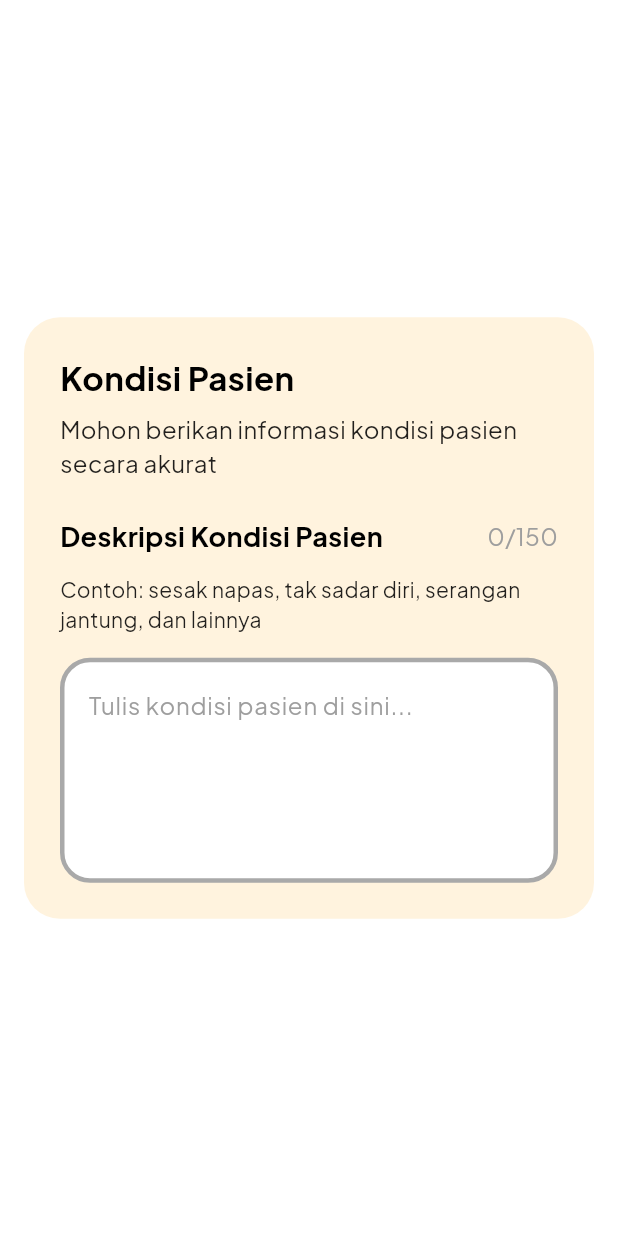
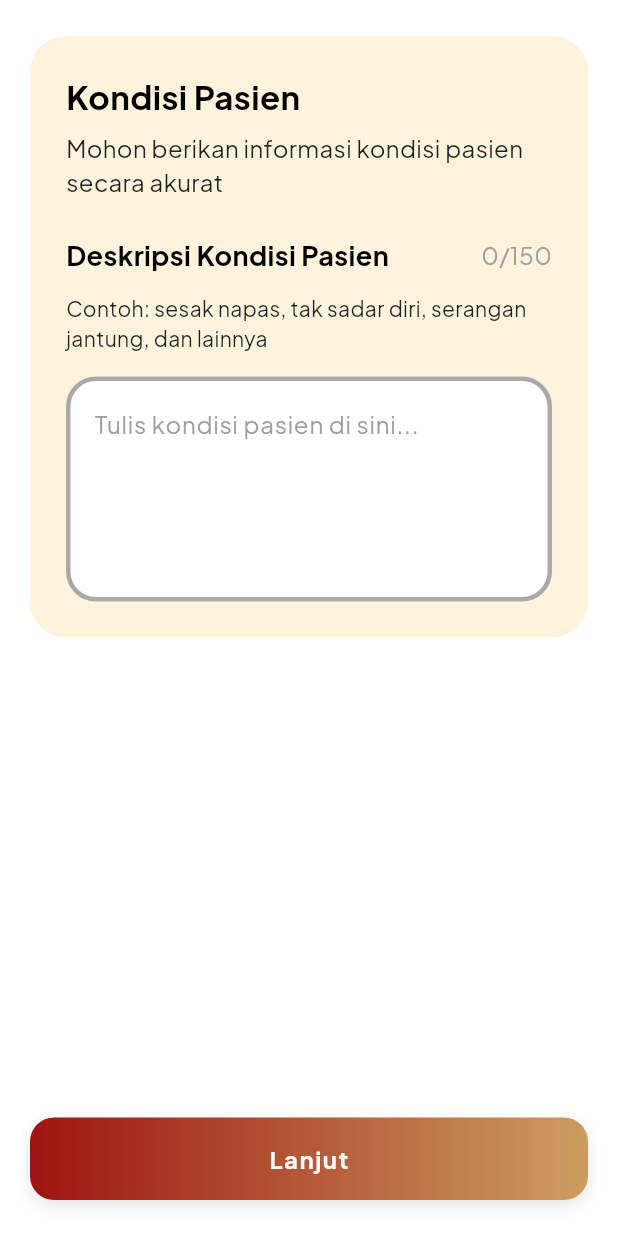
Before and after one commit to 101-toyota-team/resqlink-fe, a Flutter app: the OrderScreen screen opened directly, on a phone screen of 412 x 824 dp. Run offline on Flutter 3.47's test engine with Material 3 defaults, Android fonts, the phone set to English and light mode, and no system bars; our stand-ins replace flutter_dotenv, flutter_svg, google_fonts, shared_preferences, supabase_flutter; accounts and stored records are empty.

Commit message:
feat: add button in order page

```diff
--- a/lib/screens/order/order_screen.dart
+++ b/lib/screens/order/order_screen.dart
@@ -1,5 +1,6 @@
 import 'package:flutter/material.dart';
 import '../../widgets/order/patient_condition.dart';
+import '../../widgets/common/gradient_button.dart';
 
 
 class OrderScreen extends StatelessWidget {
@@ -7,11 +8,23 @@ class OrderScreen extends StatelessWidget {
 
   @override
   Widget build(BuildContext context) {
-    return const Scaffold(
-      body: Center(
+    return Scaffold(
+      backgroundColor: Colors.white,
+      body: SafeArea(
         child: Padding(
-          padding: EdgeInsets.all(16.0),
-          child: PatientConditionWidget(),
+          padding: const EdgeInsets.symmetric(horizontal: 20, vertical: 24),
+          child: Column(
+            children: [
+              const PatientConditionWidget(),
+              const Spacer(),
+              GradientButton(
+                title: "Lanjut",
+                onPressed: () {
+                  print("Tombol Lanjut ditekan");
+                },
+              ),
+            ],
+          ),
         ),
       ),
     );
--- /dev/null
+++ b/lib/widgets/common/gradient_button.dart
@@ -0,0 +1,46 @@
+import 'package:flutter/material.dart';
+import '../../constants/app_colors.dart';
+
+class GradientButton extends StatelessWidget {
+  final VoidCallback onPressed;
+  final String title;
+
+  const GradientButton({
+    super.key,
+    required this.title,
+    required this.onPressed
+  });
+
+  @override
+  Widget build(BuildContext context) {
+    return GestureDetector(
+      onTap: onPressed,
+      child: Container(
+        width: double.infinity,
+        height: 55,
+        decoration: BoxDecoration(
+          gradient: AppColors.gradient,
+          borderRadius: BorderRadius.circular(16),
+          boxShadow: [
+            BoxShadow(
+              color: Colors.black.withOpacity(0.1),
+              blurRadius: 8,
+              offset: const Offset(0, 4),
+            ),
+          ],
+        ),
+        child: Center(
+          child: Text(
+            title,
+            style: const TextStyle(
+              color: Colors.white,
+              fontSize: 16,
+              fontWeight: FontWeight.bold,
+              letterSpacing: 1,
+            ),
+          ),
+        ),
+      ),
+    );
+  }
+}
```
